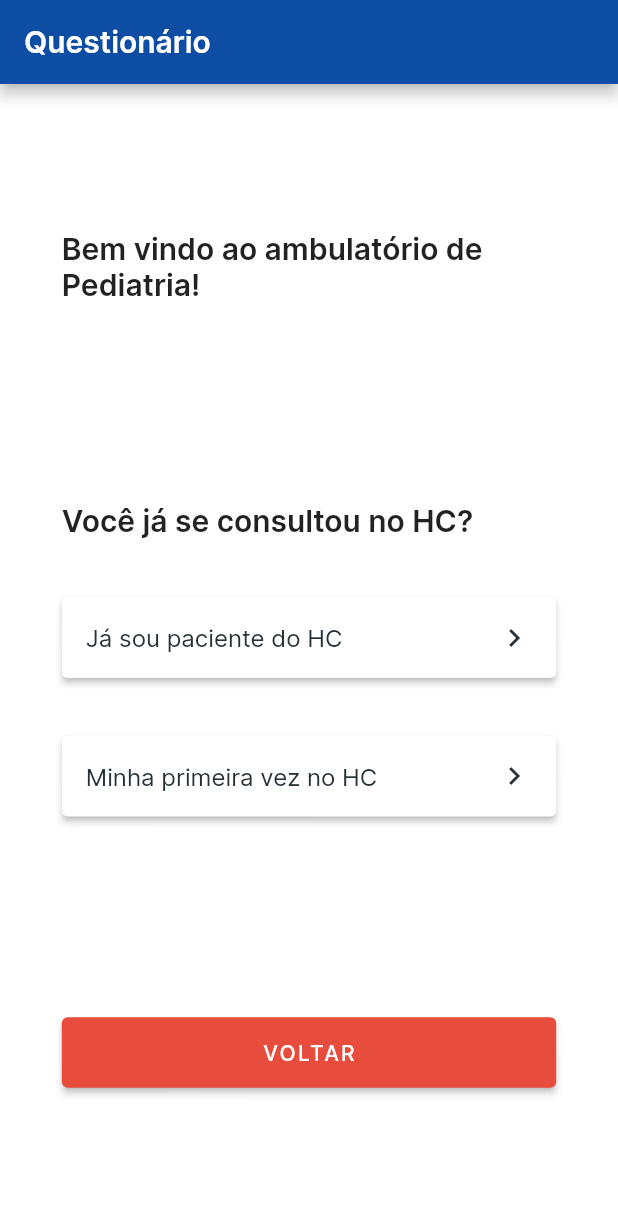
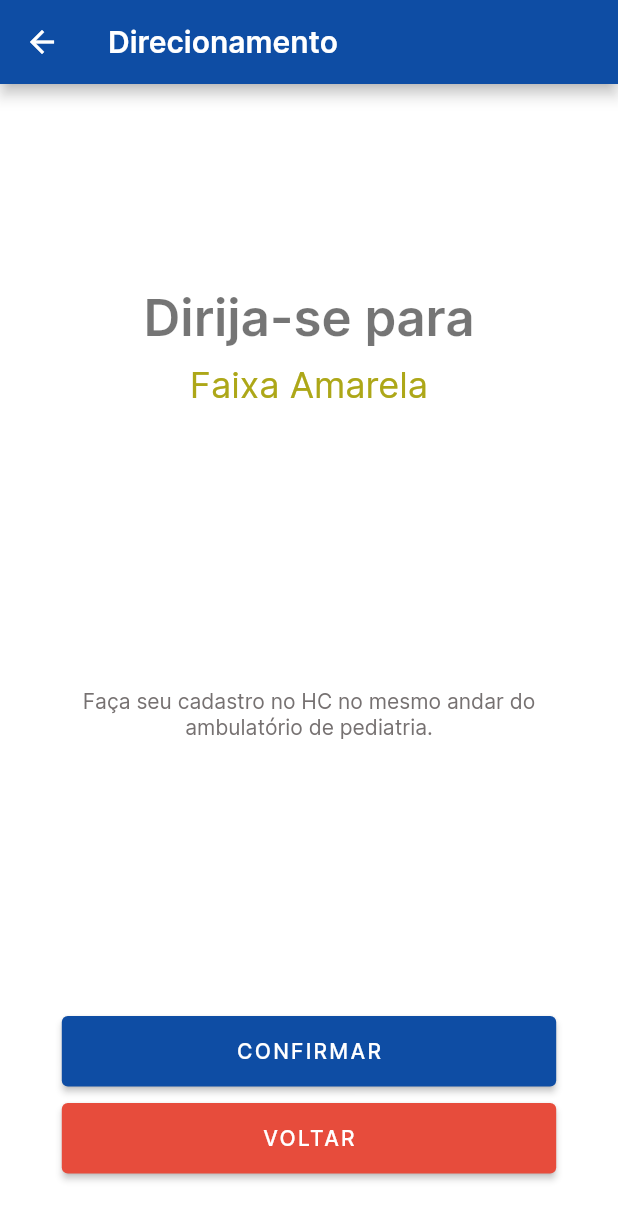
Before and after one commit to AlexandreOkita/eaki, a Flutter app: the screen it shows after launch, after a tap on "Minha primeira vez no HC", on a phone screen of 412 x 824 dp. Shown: the top 1220 px of the screen. Run offline on Flutter 3.47's test engine with Material 2 defaults, Android fonts, the phone set to English and light mode, and no system bars; our stand-ins replace flutter_riverpod.

Commit message:
add go to yellow track page

```diff
--- /dev/null
+++ b/lib/components/generic_result_page.dart
@@ -0,0 +1,65 @@
+import 'package:eaki/components/advance_button.dart';
+import 'package:eaki/components/eaki_scaffold.dart';
+import 'package:eaki/components/red_back_button.dart';
+import 'package:flutter/material.dart';
+import 'package:flutter_riverpod/flutter_riverpod.dart';
+
+class GenericResultPage extends ConsumerWidget {
+  final String pageTitle;
+  final String mainText;
+  final String secondaryText;
+  final Text dataText;
+  final void Function()? onAdvance;
+  final void Function()? onBack;
+  const GenericResultPage({
+    this.onAdvance,
+    this.onBack,
+    required this.dataText,
+    required this.mainText,
+    required this.secondaryText,
+    required this.pageTitle,
+    Key? key,
+  }) : super(key: key);
+
+  @override
+  Widget build(BuildContext context, WidgetRef ref) {
+    final textTheme = Theme.of(context).textTheme;
+    return EakiScaffold(
+        title: pageTitle,
+        body: Column(
+          children: [
+            Flexible(
+              flex: 5,
+              child: Column(
+                mainAxisAlignment: MainAxisAlignment.spaceAround,
+                children: [
+                  Column(
+                    children: [
+                      Text(mainText, style: textTheme.headline4),
+                      const SizedBox(height: 10),
+                      dataText,
+                    ],
+                  ),
+                  Text(
+                    secondaryText,
+                    style: textTheme.bodyText2,
+                    textAlign: TextAlign.center,
+                  ),
+                ],
+              ),
+            ),
+            Flexible(
+              flex: 2,
+              child: Column(
+                mainAxisAlignment: MainAxisAlignment.end,
+                children: [
+                  if (onAdvance != null) AdvanceButton(onPressed: onAdvance),
+                  if (onAdvance != null && onBack != null) const SizedBox(height: 10),
+                  if (onBack != null) RedBackButton(onPressed: onBack),
+                ],
+              ),
+            )
+          ],
+        ));
+  }
+}
--- a/lib/main.dart
+++ b/lib/main.dart
@@ -23,6 +23,7 @@ class EakiMainWidget extends StatelessWidget {
           fontFamily: "Inter",
           textTheme: const TextTheme(
             headline1: TextStyle(fontSize: 72.0, fontWeight: FontWeight.bold),
+            headline4: TextStyle(fontSize: 34.0, fontWeight: FontWeight.w600),
             headline6: TextStyle(fontSize: 20, fontWeight: FontWeight.w600),
             bodyText1: TextStyle(
               fontSize: 16,
--- a/lib/pages/first_question_page.dart
+++ b/lib/pages/first_question_page.dart
@@ -2,6 +2,7 @@ import 'package:eaki/components/eaki_scaffold.dart';
 import 'package:eaki/components/option_button.dart';
 import 'package:eaki/components/red_back_button.dart';
 import 'package:eaki/pages/appointment_type_page.dart';
+import 'package:eaki/pages/go_to_yellow_track_page.dart';
 import 'package:flutter/material.dart';
 import 'package:flutter_riverpod/flutter_riverpod.dart';
 
@@ -42,7 +43,8 @@ class FirstQuestionPage extends ConsumerWidget {
                 ),
                 OptionButton(
                   text: "Minha primeira vez no HC",
-                  onPressed: () => print("aoba"),
+                  onPressed: () => Navigator.push(context,
+                      MaterialPageRoute(builder: (context) => const GoToYellowTrackPage())),
                 ),
               ],
             ),
--- /dev/null
+++ b/lib/pages/go_to_yellow_track_page.dart
@@ -0,0 +1,22 @@
+import 'package:eaki/components/generic_result_page.dart';
+import 'package:flutter/material.dart';
+import 'package:flutter_riverpod/flutter_riverpod.dart';
+
+class GoToYellowTrackPage extends ConsumerWidget {
+  const GoToYellowTrackPage({Key? key}) : super(key: key);
+
+  @override
+  Widget build(BuildContext context, WidgetRef ref) {
+    return GenericResultPage(
+      dataText: const Text(
+        "Faixa Amarela",
+        style: TextStyle(color: Color(0xffADA718), fontSize: 24),
+      ),
+      mainText: 'Dirija-se para',
+      pageTitle: 'Direcionamento',
+      secondaryText: 'Faça seu cadastro no HC no mesmo andar do ambulatório de pediatria.',
+      onAdvance: () => {},
+      onBack: () => {},
+    );
+  }
+}
```
Also changed, not shown: lib/pages/choose_specialty_page.dart (+6 -4 lines).
